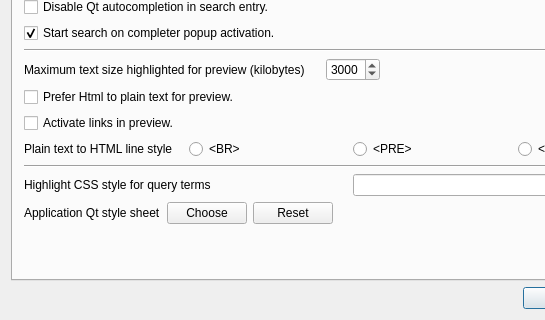
First picture: the form in src/qtgui/uiprefs.ui, repository alberti42/recoll-macos, before the edit; both pictures show x 0 to 545 and y 440 to 760 of the 700 by 760 pixel window.
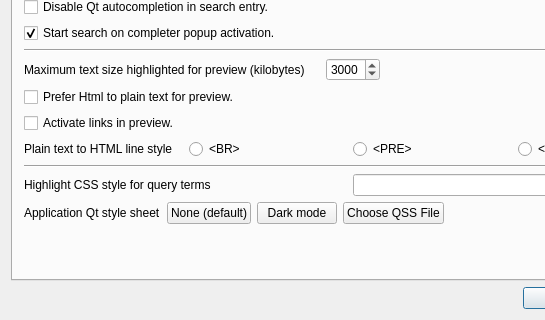
Second picture: the form after the edit.

Commit message: Moved the dark mode choice out of the menus and into the GUI preferences. Use separate css fragment for the result list dark mode header, does not clobber the user one any more.

```diff
--- a/src/qtgui/uiprefs.ui
+++ b/src/qtgui/uiprefs.ui
@@ -550,23 +550,33 @@
            </property>
           </widget>
          </item>
-         <item>
-          <widget class="QPushButton" name="stylesheetPB">
-           <property name="toolTip">
-            <string>Opens a dialog to select the style sheet file</string>
-           </property>
-           <property name="text">
-            <string>Choose</string>
-           </property>
-          </widget>
-         </item>
          <item>
           <widget class="QPushButton" name="resetSSPB">
            <property name="toolTip">
             <string>Resets the style sheet to default</string>
            </property>
            <property name="text">
-            <string>Reset</string>
+            <string>None (default)</string>
+           </property>
+          </widget>
+         </item>
+         <item>
+          <widget class="QPushButton" name="darkSSPB">
+           <property name="toolTip">
+            <string>Uses the default dark mode style sheet</string>
+           </property>
+           <property name="text">
+            <string>Dark mode</string>
+           </property>
+          </widget>
+         </item>
+         <item>
+          <widget class="QPushButton" name="stylesheetPB">
+           <property name="toolTip">
+            <string>Opens a dialog to select the style sheet file</string>
+           </property>
+           <property name="text">
+            <string>Choose QSS File</string>
            </property>
           </widget>
          </item>
```
The commit also changes 30 other files.
